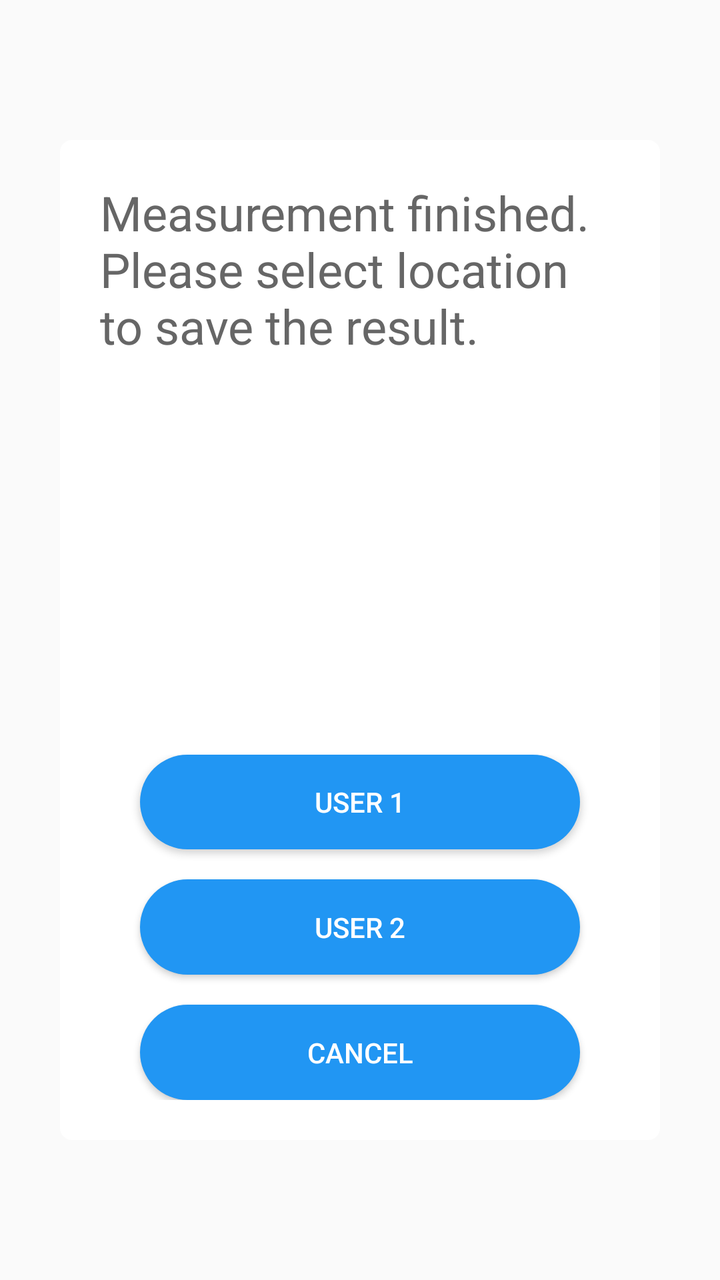
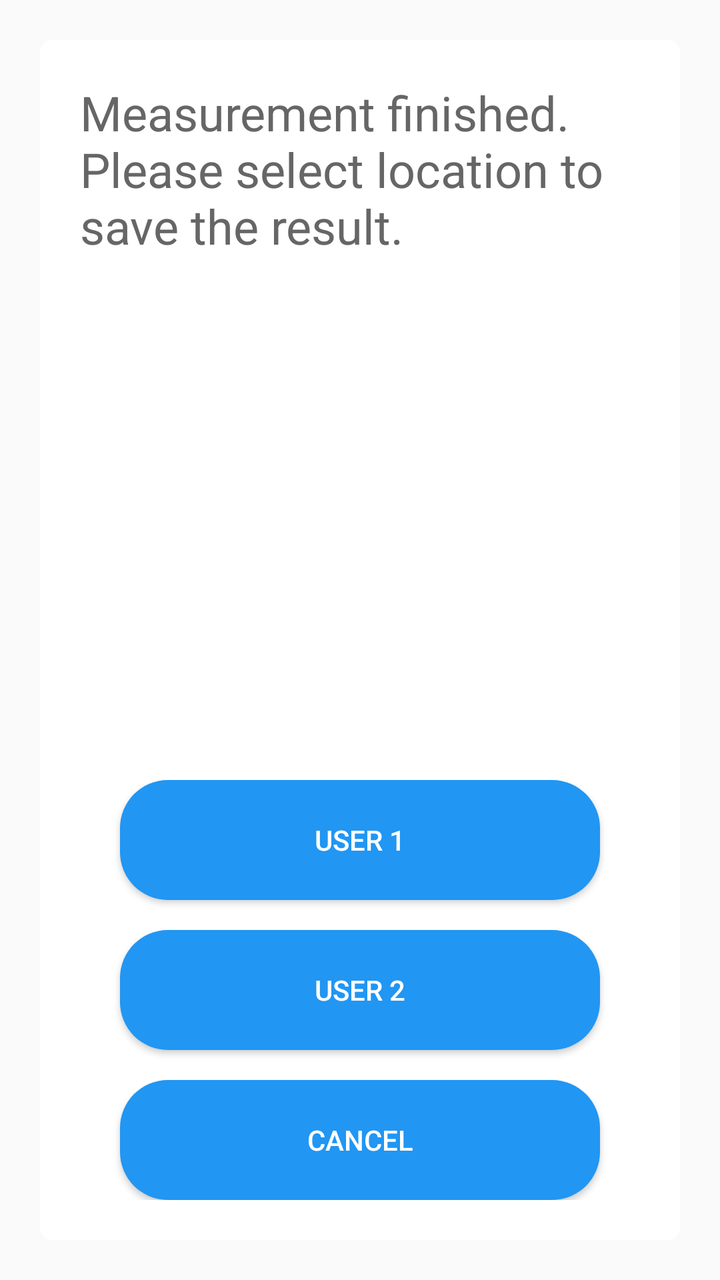

Compare the two renders of this Android layout. The source of the first and the diff that turns it into the second are given below.
<!-- AndroidManifest.xml: application theme Theme.RoomEqualizer -->
<!-- res/layout/popup_layout3.xml -->
<?xml version="1.0" encoding="utf-8"?>
<LinearLayout xmlns:android="http://schemas.android.com/apk/res/android"
    xmlns:app="http://schemas.android.com/apk/res-auto"
    android:layout_width="match_parent"
    android:layout_height="match_parent"
    android:gravity="center"
    android:orientation="vertical">

    <LinearLayout
        android:layout_width="300dp"
        android:layout_height="500dp"
        android:background="@drawable/bg_popup_white"
        android:orientation="vertical"
        android:padding="20dp">

        <LinearLayout
            android:layout_width="match_parent"
            android:layout_height="0dp"
            android:layout_weight="5"
            android:orientation="horizontal">

            <TextView
                android:id="@+id/tvMessage"
                android:layout_width="match_parent"
                android:layout_height="wrap_content"
                android:text="@string/noti_finished_measurement"
                android:textColor="@color/gray"
                android:textSize="24sp" />
        </LinearLayout>

        <LinearLayout
            android:layout_width="match_parent"
            android:layout_height="0dp"
            android:layout_weight="3"
            android:orientation="vertical">

            <android.widget.Button
                android:id="@+id/btnUser1"
                android:layout_width="match_parent"
                android:layout_height="0dp"
                android:layout_marginLeft="20dp"
                android:layout_marginRight="20dp"
                android:layout_marginBottom="10dp"
                android:layout_weight="1"
                android:background="@drawable/bg_button"
                android:text="@string/eq_user1"
                android:textColor="@color/btn_text_color" />

            <android.widget.Button
                android:id="@+id/btnUser2"
                android:layout_width="match_parent"
                android:layout_height="0dp"
                android:layout_marginLeft="20dp"
                android:layout_marginTop="5dp"
                android:layout_marginRight="20dp"
                android:layout_marginBottom="5dp"
                android:layout_weight="1"
                android:background="@drawable/bg_button"
                android:text="@string/eq_user2"
                android:textColor="@color/btn_text_color" />

            <android.widget.Button
                android:id="@+id/btnCancel"
                android:layout_width="match_parent"
                android:layout_height="0dp"
                android:layout_marginLeft="20dp"
                android:layout_marginTop="10dp"
                android:layout_marginRight="20dp"
                android:layout_weight="1"
                android:background="@drawable/bg_button"
                android:text="@string/cancel"
                android:textColor="@color/btn_text_color" />
        </LinearLayout>

    </LinearLayout>

</LinearLayout>
<!-- resources referenced by this layout -->
<resources>
  <color name="btn_text_color">#FFFFFFFF</color>
  <color name="gray">#FF666666</color>
  <!-- drawable bg_button (drawable) -->
  <?xml version="1.0" encoding="utf-8"?>
  <selector xmlns:android="http://schemas.android.com/apk/res/android">
  
      
      <item android:state_pressed="true">
          <shape android:shape="rectangle">
              <solid android:color="#2196F3" /> 
              <corners android:radius="24dp" /> 
          </shape>
      </item>
  
      
      <item>
          <shape android:shape="rectangle">
              <solid android:color="#2196F3" /> 
              <corners android:radius="24dp" /> 
          </shape>
      </item>
  
  </selector>
  <!-- drawable bg_popup_white (drawable) -->
  <?xml version="1.0" encoding="utf-8"?>
  <selector xmlns:android="http://schemas.android.com/apk/res/android">
  
      <item android:state_pressed="true">
          <shape android:shape="rectangle">
              <solid android:color="#FFFFFFFF" /> 
              <corners android:radius="6dp" /> 
          </shape>
      </item>
  
      <item>
          <shape android:shape="rectangle">
              <solid android:color="#FFFFFFFF" /> 
              <corners android:radius="6dp" /> 
          </shape>
      </item>
  
  </selector>
  <string name="cancel">CANCEL</string>
  <string name="eq_user1">User 1</string>
  <string name="eq_user2">User 2</string>
  <string name="noti_finished_measurement">Measurement finished. Please select location to save the result.</string>
  <style name="Theme.RoomEqualizer" parent="Theme.AppCompat.DayNight.NoActionBar">
          
          <item name="colorPrimary">@color/purple_500</item>
          <item name="colorPrimaryDark">@color/purple_700</item>
          <item name="colorAccent">@color/teal_200</item>
      </style>
  <color name="purple_500">#FF6200EE</color>
  <color name="purple_700">#FF3700B3</color>
  <color name="teal_200">#FF03DAC5</color>
</resources>

<!-- the commit's change to res/layout/popup_layout3.xml (unified diff, before → after) -->
@@ -7,8 +7,10 @@
     android:orientation="vertical">
 
     <LinearLayout
-        android:layout_width="300dp"
-        android:layout_height="500dp"
+        android:layout_width="match_parent"
+        android:layout_height="600dp"
+        android:layout_marginLeft="20dp"
+        android:layout_marginRight="20dp"
         android:background="@drawable/bg_popup_white"
         android:orientation="vertical"
         android:padding="20dp">
